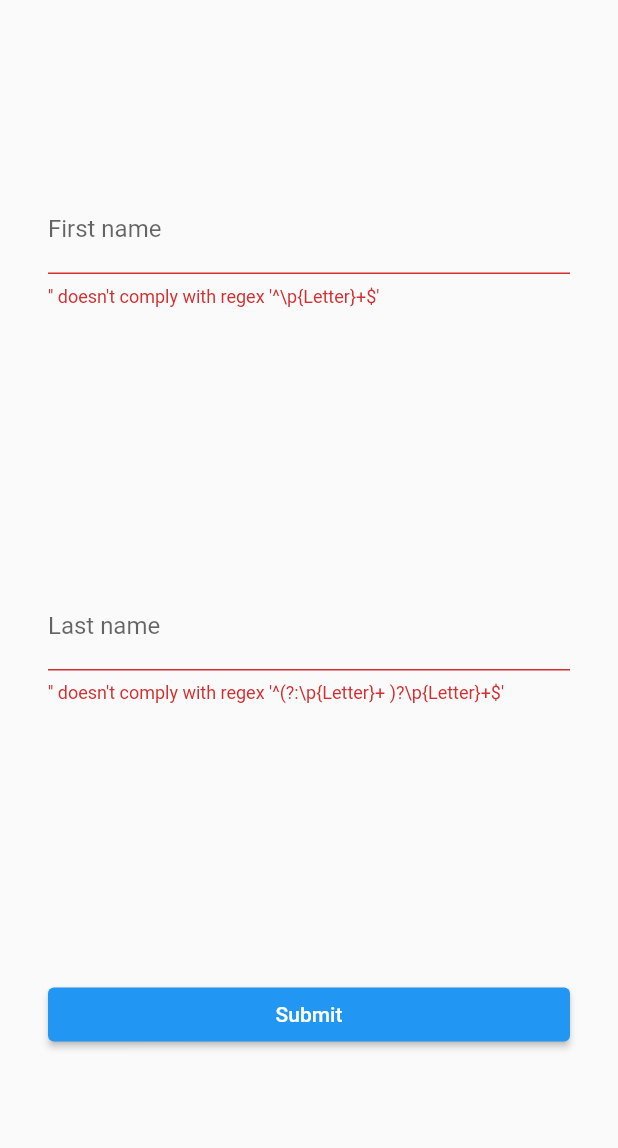
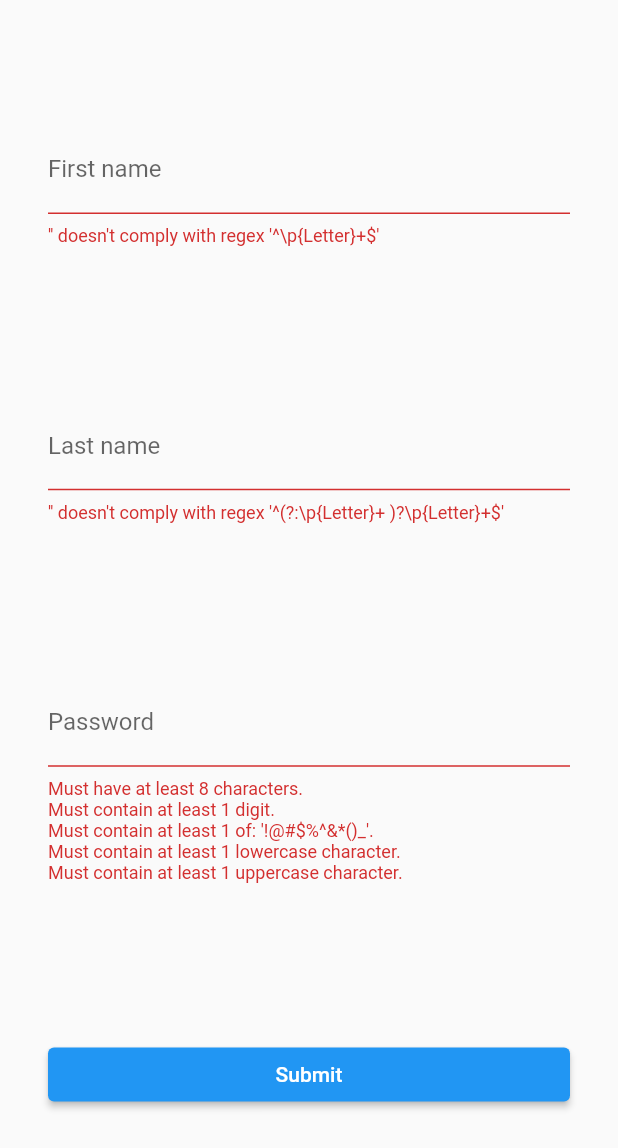
Before and after one commit to wujek-srujek/flutter_experiments, a Flutter app: the screen it shows after launch, after a tap on "Submit", on a phone screen of 412 x 824 dp. Shown: the top 1148 px of the screen. Run offline on Flutter 3.47's test engine with Material 2 defaults, Android fonts, the phone set to English and light mode, and no system bars; our stand-ins replace copy_with_extension; missing offline and left inert: analyzer, build, source_gen.

Commit message:
Implement, register and use a custom validator

```diff
--- a/lib/main.dart
+++ b/lib/main.dart
@@ -1,8 +1,12 @@
 import 'package:flutter/material.dart';
+import 'package:validator/validator.dart';
 
+import 'password_validator.dart';
 import 'user.dart';
 
 void main() {
+  validators.register(const PasswordValidator());
+
   runApp(const MyApp());
 }
 
@@ -29,6 +33,7 @@ class _MyFormState extends State<MyForm> {
   var _user = const User(
     firstName: '',
     lastName: '',
+    pass: '',
     age: 18,
     comment: '',
   );
@@ -62,6 +67,16 @@ class _MyFormState extends State<MyForm> {
                   });
                 },
                 onValidate: () => _user.validateLastName(),
+              ),
+              MyFormField(
+                label: 'Password',
+                initialValue: _user.pass,
+                onChanged: (value) {
+                  setState(() {
+                    _user = _user.copyWith.pass(value);
+                  });
+                },
+                onValidate: () => _user.validatePass(),
               ),
               Builder(
                 builder: (context) {
--- /dev/null
+++ b/lib/password_validator.dart
@@ -0,0 +1,50 @@
+import 'package:meta/meta.dart';
+import 'package:meta/meta_meta.dart';
+import 'package:validator/validator.dart';
+
+@immutable
+@Target({TargetKind.field})
+class Password implements ValidationRule<String> {
+  const Password._();
+}
+
+const password = Password._();
+
+class PasswordValidator extends Validator<String, Password> {
+  const PasswordValidator();
+
+  @override
+  List<String> validate(String value, Password rule) {
+    final errors = <String>[];
+    if (value.length < 8) {
+      errors.add('Must have at least 8 characters.');
+    }
+    if (!value.contains(_digit)) {
+      errors.add('Must contain at least 1 digit.');
+    }
+    if (!value.contains(_specialCharacter)) {
+      errors.add("Must contain at least 1 of: '$_specialCharacterSet'.");
+    }
+    if (!value.contains(_lowercaseLetter)) {
+      errors.add('Must contain at least 1 lowercase character.');
+    }
+    if (!value.contains(_uppercaseLetter)) {
+      errors.add('Must contain at least 1 uppercase character.');
+    }
+    final charList = value.split('');
+    for (var i = 0; i < charList.length - 1; ++i) {
+      if (charList[i] == charList[i + 1]) {
+        errors.add('Must not use the same character twice in a row.');
+        break;
+      }
+    }
+
+    return errors;
+  }
+}
+
+final _digit = RegExp(r'[\d]');
+const _specialCharacterSet = r'!@#$%^&*()_';
+final _specialCharacter = RegExp('[$_specialCharacterSet]');
+final _lowercaseLetter = RegExp(r'\p{Lowercase_Letter}', unicode: true);
+final _uppercaseLetter = RegExp(r'\p{Uppercase_Letter}', unicode: true);
--- a/lib/user.dart
+++ b/lib/user.dart
@@ -2,6 +2,8 @@ import 'package:copy_with_extension/copy_with_extension.dart';
 import 'package:json_annotation/json_annotation.dart';
 import 'package:meta/meta.dart';
 import 'package:validator/validator.dart';
+
+import 'password_validator.dart';
 
 part 'user.g.dart';
 
@@ -16,6 +18,9 @@ class User {
   @RegexPattern(pattern: r'^(?:\p{Letter}+ )?\p{Letter}+$')
   final String lastName;
 
+  @password
+  final String pass;
+
   @nonNegative
   @IntRange(max: 150)
   final int age;
@@ -25,6 +30,7 @@ class User {
   const User({
     required this.firstName,
     required this.lastName,
+    required this.pass,
     required this.age,
     this.comment,
   });
```
Also changed, not shown: lib/user.g.dart.
